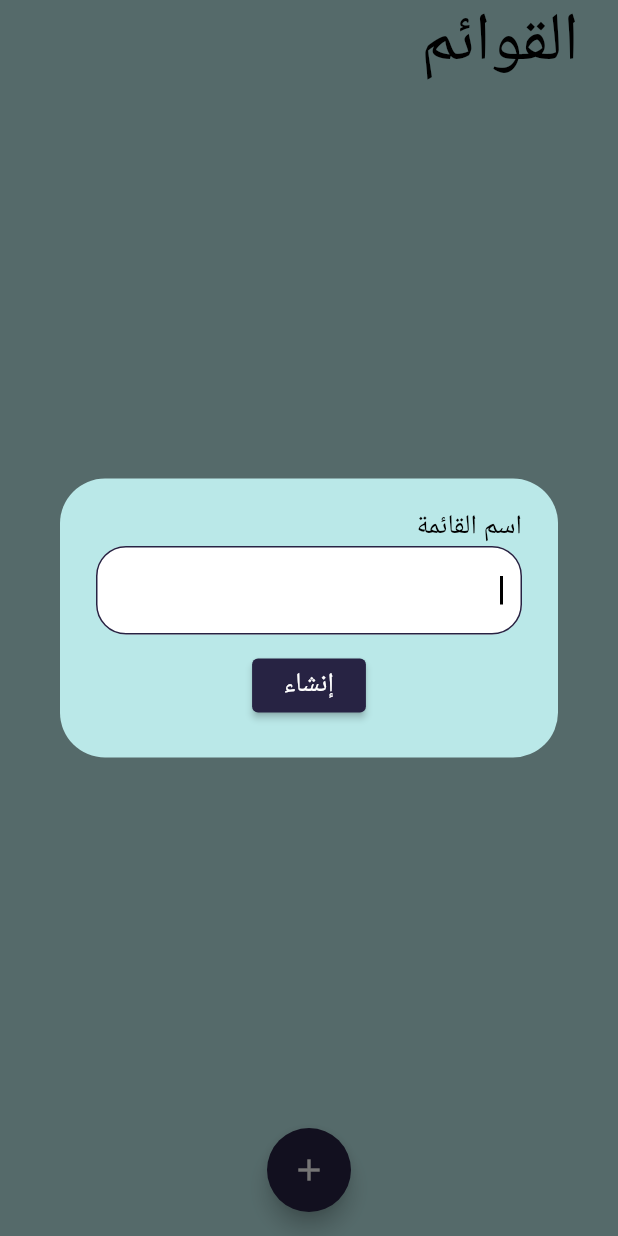
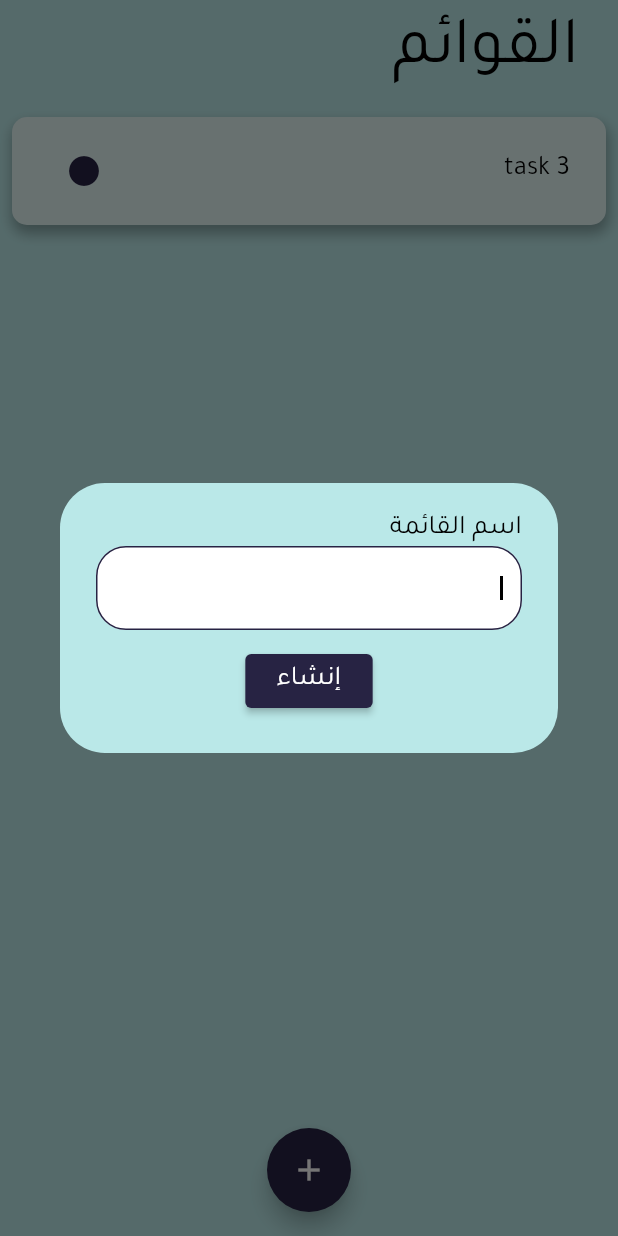
Before and after one commit to Mahmoudgarwallane/mToDoX, a Flutter app: the screen it shows after launch, after a tap on the "add" icon, on a phone screen of 412 x 824 dp. Run offline on Flutter 3.47's test engine with Material 2 defaults, Android fonts, the light colour scheme and no system bars; our stand-ins replace bloc, flutter_bloc; Roboto replaces fonts that are missing (Changa).

Commit message:
feat : migrating state management to bloc

```diff
--- a/lib/assets/colors.dart
+++ b/lib/assets/colors.dart
@@ -1,13 +1,13 @@
 import 'package:flutter/material.dart';
 class color{
 
-Color white= Color(0xffFFFFFF);
-Color black= Color(0xff000000);
-Color green= Color(0xff0D7377);
-Color purple= Color(0xff272343);
-Color lightgrey= Color(0xff323232);
-Color deepwhite= Color(0xffE3F6F5);
-Color grey= Color(0xff212121);
-Color lightblue= Color(0xffBAE8E8);
-Color blurywhite= Color.fromRGBO(255, 255, 255, 0.65);
+Color white= const Color(0xffFFFFFF);
+Color black= const Color(0xff000000);
+Color green= const Color(0xff0D7377);
+Color purple= const Color(0xff272343);
+Color lightgrey= const Color(0xff323232);
+Color deepwhite= const Color(0xffE3F6F5);
+Color grey= const Color(0xff212121);
+Color lightblue= const Color(0xffBAE8E8);
+Color blurywhite= const Color.fromRGBO(255, 255, 255, 0.65);
 }
--- /dev/null
+++ b/lib/cubit/todo_cubit.dart
@@ -0,0 +1,28 @@
+import 'package:bloc/bloc.dart';
+
+part 'todo_state.dart';
+
+class TodoCubit extends Cubit<TodoState> {
+  List<Category> categories;
+  TodoCubit(this.categories) : super(TodoInitial(categories: categories));
+
+  void addCategory(Category c) {
+    state.categories.add(c);
+    emit(TodoState(categories: categories));
+  }
+
+  void addTask(Category c, Task t) {
+    c.tasks.add(t);
+    emit(TodoState(categories: categories));
+  }
+
+    void deleteTask(Category c, Task t) {
+    c.tasks.remove(t);
+    emit(TodoState(categories: categories));
+  }
+
+  void deleteCategory(Category c) {
+    state.categories.remove(c);
+    emit(state);
+  }
+}
--- /dev/null
+++ b/lib/cubit/todo_state.dart
@@ -0,0 +1,33 @@
+part of 'todo_cubit.dart';
+
+class Task {
+  String name;
+
+  String description;
+  Task({
+    required this.name,
+    required this.description,
+  });
+}
+
+class Category {
+  final List<Task> tasks  = [];
+  String name;
+  Category({
+    required this.name,
+  });
+}
+
+class TodoState {
+  final List<Category> categories;
+  TodoState({
+    required this.categories,
+  });
+}
+
+class TodoInitial extends TodoState {
+  TodoInitial({required List<Category> categories})
+      : super(
+          categories:categories,
+        );
+}
--- a/lib/main.dart
+++ b/lib/main.dart
@@ -1,10 +1,8 @@
 import 'package:flutter/material.dart';
-import 'package:mtodox/assets/colors.dart';
-import 'package:mtodox/pages/task_page.dart';
-import 'package:mtodox/pages/detail_page.dart';
+import 'package:mtodox/cubit/todo_cubit.dart';
+import 'assets/colors.dart';
 import 'pages/lists_page.dart';
-import 'package:provider/provider.dart';
-import 'package:mtodox/providers/listProvider.dart';
+import 'package:flutter_bloc/flutter_bloc.dart';
 
 // Todo : add time feature (abdo's sugestion)
 void main() {
@@ -18,18 +16,19 @@ class MyApp extends StatelessWidget {
 
   @override
   Widget build(BuildContext context) {
-    return ChangeNotifierProvider<ListProvider>(
-      create: (context) => ListProvider(),
+    return BlocProvider<TodoCubit>(
+      create: (context) => TodoCubit([Category(name: "task 3")]),
       child: MaterialApp(
         debugShowCheckedModeBanner: false,
         theme: ThemeData(
+          fontFamily: "Tajawal",
           appBarTheme: AppBarTheme(
             iconTheme: IconThemeData(color: mycolors.purple), // 1
           ),
         ),
         initialRoute: '/',
         routes: {
-          '/': (context) => ListPage(),
+          '/': (context) => const ListPage(),
         },
       ),
     );
--- a/lib/objects/task.dart
+++ /dev/null
@@ -1,34 +0,0 @@
-import 'package:flutter/material.dart';
-import 'package:mtodox/widgets/list_tile.dart';
-
-
-// ! this is not used in the project
-
-class Upper {
-  late List<Lista> lists;
-
-//Upper({required this.listTile,});
-  addist(String listName, CustomListTile listTile) {
-    lists.add(Lista(listName: listName, listTile: listTile));
-  }
-}
-
-class Lista {
-  CustomListTile listTile;
-  final listName;
-  List<Task> tasks = [];
-
-  Lista({required this.listName, required this.listTile});
-
-  addTask(String taskName, String taskdetails, CustomListTile tasktile) {
-    tasks.add(
-        Task(taskName: taskName, taskdetails: taskdetails, tasktile: tasktile));
-  }
-}
-
-class Task {
-  final String taskName;
-  final String? taskdetails;
-  final CustomListTile tasktile;
-  Task({required this.taskName, this.taskdetails, required this.tasktile});
-}
--- a/lib/pages/lists_page.dart
+++ b/lib/pages/lists_page.dart
@@ -1,28 +1,28 @@
 import 'package:flutter/material.dart';
-import 'package:google_fonts/google_fonts.dart';
-import 'package:mtodox/assets/colors.dart';
-import 'package:provider/provider.dart';
-import 'package:mtodox/providers/listProvider.dart';
-import 'package:mtodox/widgets/list_dialog.dart';
-import 'package:mtodox/pages/task_page.dart';
+import 'package:flutter_bloc/flutter_bloc.dart';
+import 'package:mtodox/cubit/todo_cubit.dart';
+import 'package:mtodox/widgets/list_tile.dart';
+import '../assets/colors.dart';
+import '../widgets/list_dialog.dart';
 
 class ListPage extends StatelessWidget {
   const ListPage({Key? key}) : super(key: key);
 
   @override
   Widget build(BuildContext context) {
-    color my_Colors = color();
+    color myColors = color();
     return Directionality(
       // add this
       textDirection: TextDirection.rtl, // set this property
 
-      child: Consumer<ListProvider>(
-        builder: (context, value, child) => Scaffold(
+      child: BlocConsumer<TodoCubit, TodoState>(
+        listener: (context, state) {},
+        builder: (context, state) => Scaffold(
           floatingActionButtonLocation:
               FloatingActionButtonLocation.centerFloat,
           floatingActionButton: FloatingActionButton(
-            backgroundColor: my_Colors.purple,
-            child: Icon(
+            backgroundColor: myColors.purple,
+            child: const Icon(
               Icons.add,
             ),
             onPressed: () {
@@ -30,33 +30,35 @@ class ListPage extends StatelessWidget {
             },
           ),
           appBar: AppBar(
-            backgroundColor: my_Colors.lightblue,
+            toolbarHeight: 70,
+            backgroundColor: myColors.lightblue,
             elevation: 0,
             title: Padding(
               padding: const EdgeInsets.all(10),
               child: Text(
                 "القوائم",
-                style: GoogleFonts.changa(fontSize: 45, color: my_Colors.black),
+                style: TextStyle(fontSize: 45, color: myColors.black),
               ),
             ),
           ),
           body: Container(
-            color: my_Colors.lightblue,
+            color: myColors.lightblue,
             child: Builder(builder: (context) {
-              if (Provider.of<ListProvider>(context).lists.length == 0) {
+              if (context.watch<TodoCubit>().categories.isEmpty) {
                 return Center(
                     child: Text(
                   "أضف قائمة",
-                  style:
-                      GoogleFonts.tajawal(fontSize: 20, color: my_Colors.black),
+                  style: TextStyle(fontSize: 20, color: myColors.black),
                 ));
               } else {
                 return ListView.builder(
-                    itemCount: Provider.of<ListProvider>(context).lists.length,
+                    physics: const BouncingScrollPhysics(
+                        parent: AlwaysScrollableScrollPhysics()),
+                    itemCount: context.watch<TodoCubit>().categories.length,
                     itemBuilder: (context, index) {
-                      return Provider.of<ListProvider>(context)
-                          .lists[index]
-                          .listTile;
+                      Category category =
+                          context.watch<TodoCubit>().categories[index];
+                      return CustomListTile(category: category);
                     });
               }
             }),
--- a/lib/providers/listProvider.dart
+++ /dev/null
@@ -1,79 +0,0 @@
-import 'package:provider/provider.dart';
-import 'package:mtodox/widgets/list_tile.dart';
-import 'package:mtodox/widgets/task_tile.dart';
-import 'package:flutter/material.dart';
-import 'package:mtodox/pages/task_page.dart';
-import 'package:mtodox/objects/task.dart';
-
-class ListProvider extends ChangeNotifier {
-  List<Lista> _lists = [];
-  int index = 0;
-
-  addList(String listName, BuildContext context) {
-    _lists.add(Lista(
-        context: context,
-        index: index,
-        listName: listName,
-        listTile: CustomListTile(
-          listname: listName,
-          index: index,
-        )));
-    index++;
-    notifyListeners();
-  }
-
-  addTask(String taskName, String taskdetails, int indx) {
-    _lists[indx]._tasks.add(Task(
-        index: _lists[indx].task_index,
-        taskName: taskName,
-        taskdetails: taskdetails,
-        tasktile: CustomTaskTile(
-          listname: taskName,
-          Task_index: _lists[indx].task_index,
-          List_index: indx,
-          listDescription: taskdetails,
-        )));
-    _lists[indx].incrementTaskIndix();
-    notifyListeners();
-
-    // Provider.of<ListProvider>(context, listen: false).notifyListeners();
-  }
-
-  get lists {
-    return _lists;
-  }
-}
-
-class Lista extends ListProvider {
-  CustomListTile listTile;
-  final listName;
-  BuildContext context;
-  late List<Task> _tasks = [];
-  int index = 0;
-  int task_index = 0;
-  void incrementTaskIndix() {
-    task_index++;
-  }
-
-  Lista(
-      {required this.listName,
-      required this.listTile,
-      required this.index,
-      required this.context});
-  get tasks {
-    return _tasks;
-  }
-}
-
-class Task {
-  int index;
-  final String taskName;
-  final String taskdetails;
-  final CustomTaskTile tasktile;
-  Task({
-    required this.index,
-    required this.taskName,
-    required this.taskdetails,
-    required this.tasktile,
-  });
-}
--- a/lib/widgets/list_dialog.dart
+++ b/lib/widgets/list_dialog.dart
@@ -1,31 +1,28 @@
 import 'package:flutter/material.dart';
-import 'package:mtodox/assets/colors.dart';
-import 'package:google_fonts/google_fonts.dart';
-import 'package:mtodox/providers/listProvider.dart';
-import 'package:provider/provider.dart';
-import 'package:mtodox/pages/task_page.dart';
+import 'package:flutter_bloc/flutter_bloc.dart';
+import 'package:mtodox/cubit/todo_cubit.dart';
+import '../assets/colors.dart';
+
 
 class Mdialog {
   color mycolor = color();
   Future<void> ListDialog(BuildContext context) {
-
-
-    final listProvider = Provider.of<ListProvider>(context, listen: false);
-    var max_width = MediaQuery.of(context).size.width;
-    var max_height = MediaQuery.of(context).size.height;
+    var maxWidth = MediaQuery.of(context).size.width;
+    var maxHeight = MediaQuery.of(context).size.height;
     TextEditingController tasknamecontroller = TextEditingController();
     return showDialog(
         context: context,
         builder: (context) {
-          return Consumer(
-            builder: (context, __, _) {
+          return BlocConsumer<TodoCubit, TodoState>(
+            listener: ((context, state) {}),
+            builder: (context, state) {
               return AlertDialog(
                 elevation: 0,
                 backgroundColor: mycolor.lightblue,
                 shape: RoundedRectangleBorder(
                     borderRadius: BorderRadius.circular(30.0)),
-                content: Container(
-                  width: max_width,
+                content: SizedBox(
+                  width: maxWidth,
                   child: Column(
                     mainAxisSize: MainAxisSize.min,
                     children: [
@@ -34,8 +31,8 @@ class Mdialog {
                         children: [
                           Text(
                             "اسم القائمة",
-                            style: GoogleFonts.tajawal(
-                                fontSize: 18, color: mycolor.black),
+                            style:
+                                TextStyle(fontSize: 18, color: mycolor.black),
                           ),
                           Padding(
                             padding: const EdgeInsets.only(bottom: 10),
@@ -47,7 +44,7 @@ class Mdialog {
                               decoration: InputDecoration(
                                   fillColor: mycolor.white,
                                   filled: true,
-                                  enabledBorder: OutlineInputBorder(
+                                  enabledBorder: const OutlineInputBorder(
                                       borderSide:
                                           BorderSide(color: Colors.black)),
                                   focusedBorder: OutlineInputBorder(
@@ -63,15 +60,17 @@ class Mdialog {
                           primary: mycolor.purple,
                         ),
                         onPressed: () {
-                          listProvider.addList(tasknamecontroller.text,context);
+                          context
+                              .read<TodoCubit>()
+                              .addCategory(Category(name: tasknamecontroller.text,));
                           Navigator.pop(context);
                         },
                         child: Padding(
                           padding: const EdgeInsets.all(5),
                           child: Text(
                             "إنشاء",
-                            style: GoogleFonts.tajawal(
-                                fontSize: 18, color: mycolor.white),
+                            style:
+                                TextStyle(fontSize: 18, color: mycolor.white),
                           ),
                         ),
                       ),
--- a/lib/widgets/list_tile.dart
+++ b/lib/widgets/list_tile.dart
@@ -1,47 +1,78 @@
 import 'package:flutter/material.dart';
-import 'package:mtodox/assets/colors.dart';
-import 'package:google_fonts/google_fonts.dart';
-import 'package:mtodox/pages/task_page.dart';
-import 'package:mtodox/providers/listProvider.dart';
+import 'package:mtodox/cubit/todo_cubit.dart';
+import '../assets/colors.dart';
+
+import '../pages/task_page.dart';
 import 'package:provider/provider.dart';
 
-class CustomListTile extends StatelessWidget {
-  final String listname;
-  int? index;
-  CustomListTile({
+class CustomListTile extends StatefulWidget {
+  final Category category;
+  const CustomListTile({
     Key? key,
-    this.index,
-    required this.listname,
+    required this.category,
   }) : super(key: key);
 
+  @override
+  State<CustomListTile> createState() => _CustomListTileState();
+}
+
+class _CustomListTileState extends State<CustomListTile> {
   final color my_Colors = color();
 
-//!!!!!!!!!!!!!!!!!!!!!!!!!!
+  bool visible = true;
 
   @override
   Widget build(BuildContext context) {
-    final listProvider = Provider.of<ListProvider>(context, listen: false);
-    return Padding(
+    return Visibility(
+      visible: visible,
+      child: Padding(
         padding: const EdgeInsets.all(8.0),
         child: Container(
             decoration: BoxDecoration(
-            borderRadius: BorderRadius.all(Radius.circular(10)),
+              borderRadius: const BorderRadius.all(Radius.circular(10)),
               boxShadow: <BoxShadow>[
                 BoxShadow(
                     color: Colors.black.withOpacity(0.3),
                     spreadRadius: 1,
                     blurRadius: 7,
-                  offset: Offset(1, 5)),
+                    offset: const Offset(1, 5)),
               ],
               color: my_Colors.deepwhite,
             ),
+            child: Dismissible(
+              onDismissed: (direction) {
+                context.read<TodoCubit>().deleteCategory(widget.category);
+                setState(() {
+                  visible = false;
+                });
+              },
+              key: Key(widget.category.name),
+              background: Container(
+                decoration: const BoxDecoration(
+                  color: Colors.red,
+                  borderRadius: BorderRadius.all(Radius.circular(10)),
+                ),
+                child: const Padding(
+                  padding: EdgeInsets.only(left: 10),
+                  child: Align(
+                    alignment: Alignment.centerLeft,
+                    child: Icon(
+                      Icons.delete,
+                      size: 30,
+                      color: Colors.white,
+                    ),
+                  ),
+                ),
+              ),
               child: Padding(
-            padding: const EdgeInsets.all(10),
+                padding: const EdgeInsets.all(8.0),
                 child: ListTile(
                   onTap: () {
-                Navigator.push(context, MaterialPageRoute(builder: (context) {
+                    print("Category pressed");
+                    Navigator.push(context,
+                        MaterialPageRoute(builder: (context) {
                       return TaskPage(
-                    list: listProvider.lists[index],
+                        category: widget.category,
                       );
                     }));
                   },
@@ -52,12 +83,13 @@ class CustomListTile extends StatelessWidget {
                         color: my_Colors.purple,
                       )),
                   title: Text(
-                listname,
-                style:
-                    GoogleFonts.tajawal(fontSize: 18, color: my_Colors.black),
+                    widget.category.name,
+                    style: TextStyle(fontSize: 18, color: my_Colors.black),
+                  ),
                 ),
               ),
             )),
+      ),
     );
   }
 }
```
Also changed, not shown: lib/pages/detail_page.dart (+18 -20 lines), lib/pages/task_page.dart (+28 -25 lines), lib/widgets/task_dialog.dart (+22 -24 lines), lib/widgets/task_tile.dart (+52 -30 lines), pubspec.yaml (+6 -6 lines), fonts/Tajawal-Regular.ttf (added), pubspec.lock, 1 other file. Lines whose indentation alone changed are shown as unchanged.
